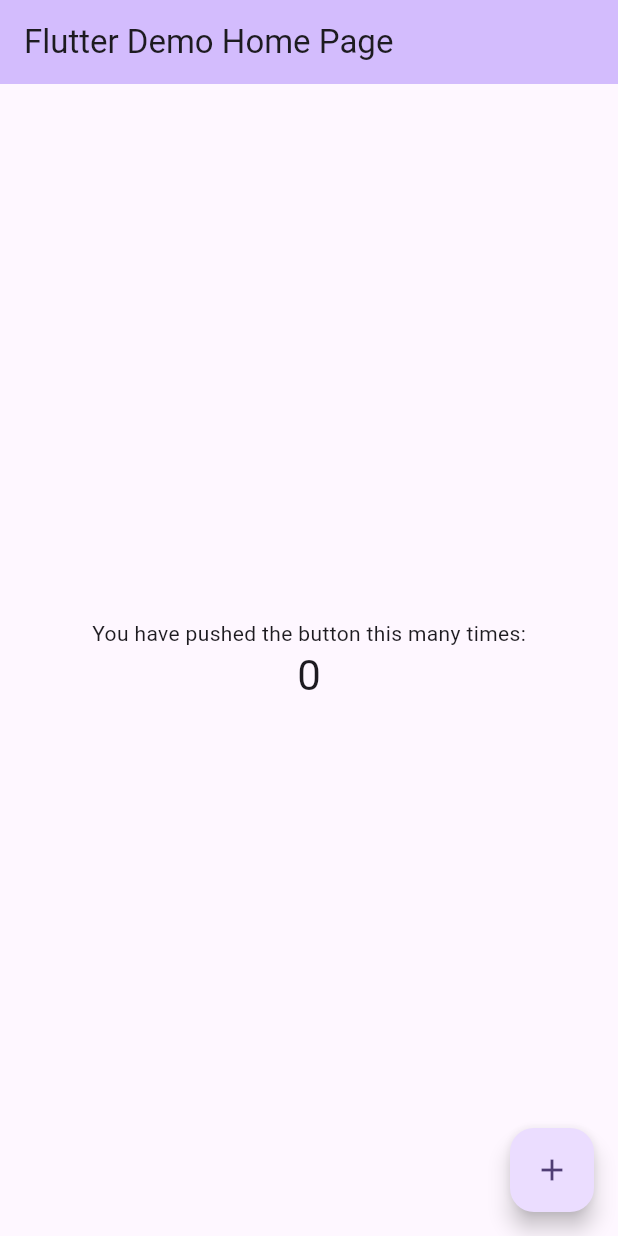
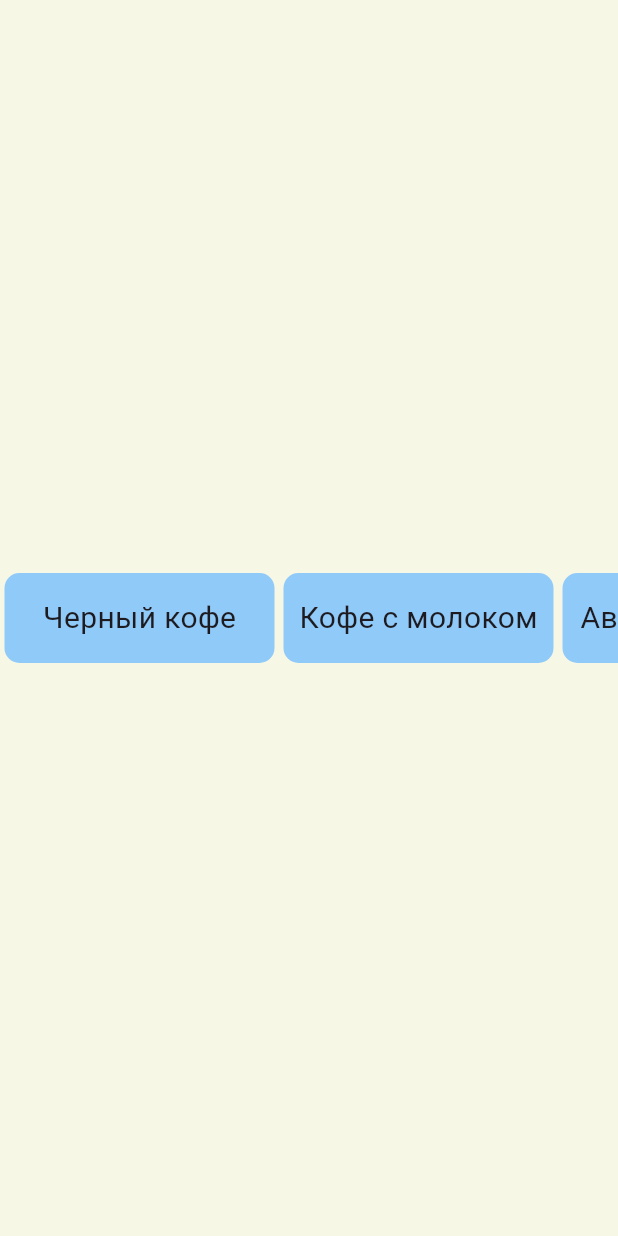
Before and after one commit to DariaBerezina/Coffee_Shop, a Flutter app: the screen it shows after launch, on a phone screen of 412 x 824 dp. Run offline on Flutter 3.47's test engine with Material 3 defaults, Android fonts, the phone set to English and light mode, and no system bars.

```diff
--- /dev/null
+++ b/devtools_options.yaml
@@ -0,0 +1,3 @@
+description: This file stores settings for Dart & Flutter DevTools.
+documentation: https://docs.flutter.dev/tools/devtools/extensions#configure-extension-enablement-states
+extensions:
--- /dev/null
+++ b/lib/categories.dart
@@ -0,0 +1,33 @@
+import 'package:flutter/material.dart';
+
+class MyCategory extends StatelessWidget {
+  // const MyCategory({super.key});
+  final String child;
+
+  const MyCategory({super.key, required this.child});
+
+  @override
+  Widget build(BuildContext context) {
+    return Padding(
+      padding: const EdgeInsets.all(3),
+      child: InkWell(
+          onTap: () => (),
+          child: Tab(
+            child: Container(
+                height: 60,
+                width: 180,
+                decoration: BoxDecoration(
+                  borderRadius: BorderRadius.circular(10),
+                  shape: BoxShape.rectangle,
+                  color: Colors.blue[200],
+                ),
+                child: Center(
+                  child: Text(
+                    child,
+                    style: TextStyle(fontSize: 20),
+                  ),
+                )),
+          )),
+    );
+  }
+}
--- a/lib/main.dart
+++ b/lib/main.dart
@@ -1,7 +1,8 @@
 import 'package:flutter/material.dart';
+import 'package:flutter_app/categories.dart';
 
 void main() {
-  runApp(const MyApp());
+  runApp(MyApp());
 }
 
 class MyApp extends StatelessWidget {
@@ -11,115 +12,43 @@ class MyApp extends StatelessWidget {
   @override
   Widget build(BuildContext context) {
     return MaterialApp(
-      title: 'Flutter Demo',
+      debugShowCheckedModeBanner: false,
+      title: 'Coffee Shop',
       theme: ThemeData(
-        // This is the theme of your application.
-        //
-        // TRY THIS: Try running your application with "flutter run". You'll see
-        // the application has a purple toolbar. Then, without quitting the app,
-        // try changing the seedColor in the colorScheme below to Colors.green
-        // and then invoke "hot reload" (save your changes or press the "hot
-        // reload" button in a Flutter-supported IDE, or press "r" if you used
-        // the command line to start the app).
-        //
-        // Notice that the counter didn't reset back to zero; the application
-        // state is not lost during the reload. To reset the state, use hot
-        // restart instead.
-        //
-        // This works for code too, not just values: Most code changes can be
-        // tested with just a hot reload.
         colorScheme: ColorScheme.fromSeed(seedColor: Colors.deepPurple),
         useMaterial3: true,
       ),
-      home: const MyHomePage(title: 'Flutter Demo Home Page'),
+      home: HomePage(),
     );
   }
 }
 
-class MyHomePage extends StatefulWidget {
-  const MyHomePage({super.key, required this.title});
-
-  // This widget is the home page of your application. It is stateful, meaning
-  // that it has a State object (defined below) that contains fields that affect
-  // how it looks.
-
-  // This class is the configuration for the state. It holds the values (in this
-  // case the title) provided by the parent (in this case the App widget) and
-  // used by the build method of the State. Fields in a Widget subclass are
-  // always marked "final".
-
-  final String title;
-
-  @override
-  State<MyHomePage> createState() => _MyHomePageState();
-}
-
-class _MyHomePageState extends State<MyHomePage> {
-  int _counter = 0;
-
-  void _incrementCounter() {
-    setState(() {
-      // This call to setState tells the Flutter framework that something has
-      // changed in this State, which causes it to rerun the build method below
-      // so that the display can reflect the updated values. If we changed
-      // _counter without calling setState(), then the build method would not be
-      // called again, and so nothing would appear to happen.
-      _counter++;
-    });
-  }
+class HomePage extends StatelessWidget {
+  final List _categories = [
+    'Черный кофе',
+    'Кофе с молоком',
+    'Авторский кофе',
+  ];
 
   @override
   Widget build(BuildContext context) {
-    // This method is rerun every time setState is called, for instance as done
-    // by the _incrementCounter method above.
-    //
-    // The Flutter framework has been optimized to make rerunning build methods
-    // fast, so that you can just rebuild anything that needs updating rather
-    // than having to individually change instances of widgets.
     return Scaffold(
-      appBar: AppBar(
-        // TRY THIS: Try changing the color here to a specific color (to
-        // Colors.amber, perhaps?) and trigger a hot reload to see the AppBar
-        // change color while the other colors stay the same.
-        backgroundColor: Theme.of(context).colorScheme.inversePrimary,
-        // Here we take the value from the MyHomePage object that was created by
-        // the App.build method, and use it to set our appbar title.
-        title: Text(widget.title),
-      ),
-      body: Center(
-        // Center is a layout widget. It takes a single child and positions it
-        // in the middle of the parent.
-        child: Column(
-          // Column is also a layout widget. It takes a list of children and
-          // arranges them vertically. By default, it sizes itself to fit its
-          // children horizontally, and tries to be as tall as its parent.
-          //
-          // Column has various properties to control how it sizes itself and
-          // how it positions its children. Here we use mainAxisAlignment to
-          // center the children vertically; the main axis here is the vertical
-          // axis because Columns are vertical (the cross axis would be
-          // horizontal).
-          //
-          // TRY THIS: Invoke "debug painting" (choose the "Toggle Debug Paint"
-          // action in the IDE, or press "p" in the console), to see the
-          // wireframe for each widget.
-          mainAxisAlignment: MainAxisAlignment.center,
-          children: <Widget>[
-            const Text(
-              'You have pushed the button this many times:',
-            ),
-            Text(
-              '$_counter',
-              style: Theme.of(context).textTheme.headlineMedium,
+        backgroundColor: Color.fromARGB(255, 247, 247, 230),
+        body: Column(
+          children: [
+            //using categories
+            Expanded(
+              child: ListView.builder(
+                itemCount: _categories.length,
+                scrollDirection: Axis.horizontal,
+                itemBuilder: (context, index) {
+                  return MyCategory(
+                    child: _categories[index],
+                  );
+                },
+              ),
             ),
           ],
-        ),
-      ),
-      floatingActionButton: FloatingActionButton(
-        onPressed: _incrementCounter,
-        tooltip: 'Increment',
-        child: const Icon(Icons.add),
-      ), // This trailing comma makes auto-formatting nicer for build methods.
-    );
+        ));
   }
 }
```
